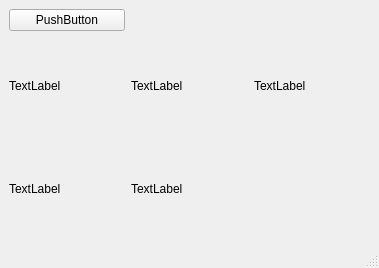
Before: the Qt Designer form PernikovaChaloupka/detskeokenko.ui in pkubatrh/maraton0, drawn with Qt 5.
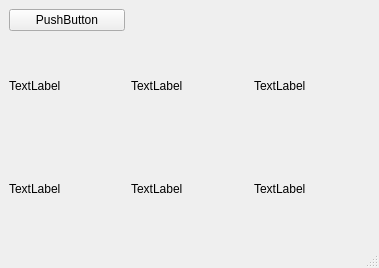
After: the same form once the commit is applied. Custom widgets are drawn as their Qt base class.

```diff
--- a/PernikovaChaloupka/detskeokenko.ui
+++ b/PernikovaChaloupka/detskeokenko.ui
@@ -57,6 +57,13 @@
       </property>
      </widget>
     </item>
+    <item row="2" column="2">
+     <widget class="ClickableLabel" name="label_6">
+      <property name="text">
+       <string>TextLabel</string>
+      </property>
+     </widget>
+    </item>
    </layout>
   </widget>
   <widget class="QStatusBar" name="statusbar"/>
```
